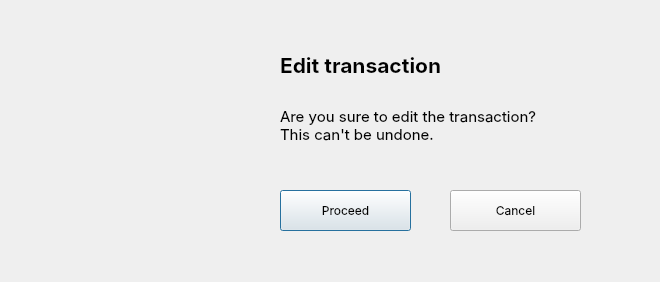
Before: the Qt Designer form POP_UP/4-Transaction Records/edit_confirm.ui in GildaFeb/Transaction-Management-System, drawn with Qt 5.
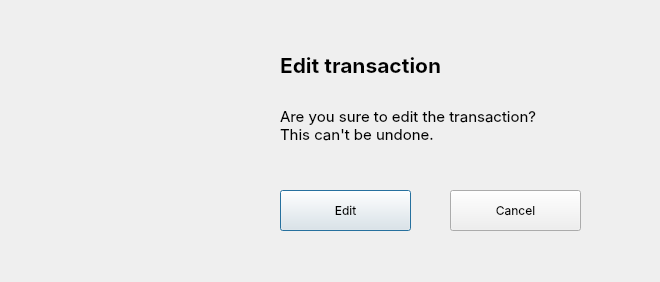
After: the same form once the commit is applied. Icons and pictures are not drawn.

```diff
--- a/POP_UP/4-Transaction Records/edit_confirm.ui
+++ b/POP_UP/4-Transaction Records/edit_confirm.ui
@@ -48,7 +48,7 @@
     </font>
    </property>
    <property name="text">
-    <string>Proceed</string>
+    <string>Edit</string>
    </property>
    <property name="default">
     <bool>false</bool>
```
Left out of the diff: 2 changed lines with no effect on the pictures.
